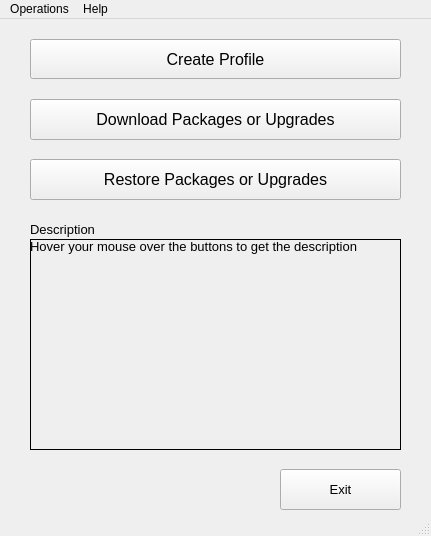
Qt form ui/AptOfflineQtMain.ui (rickysarraf/apt-offline) before a commit.
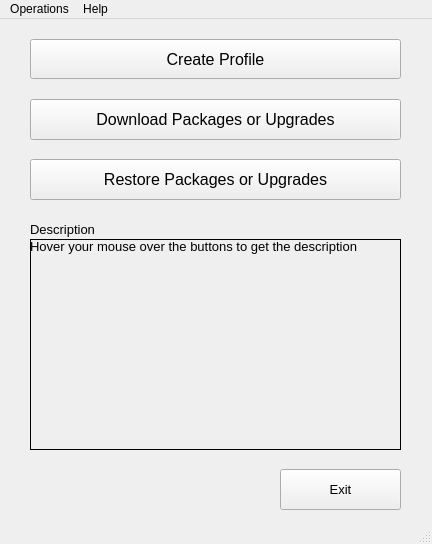
The same form after that commit. Icons and pictures are not drawn.

Commit message:
Created Ui Python files for dialog boxes
Changes:
* Created Ui*.py files for all .ui files
* The Ui*.pu and .ui file for Creating signature is still missing. Needs to be sent my ideamonk

```diff
--- a/ui/AptOfflineQtMain.ui
+++ b/ui/AptOfflineQtMain.ui
@@ -6,8 +6,8 @@
    <rect>
     <x>0</x>
     <y>0</y>
-    <width>431</width>
-    <height>536</height>
+    <width>432</width>
+    <height>544</height>
    </rect>
   </property>
   <property name="windowTitle">
@@ -181,7 +181,7 @@
     <rect>
      <x>0</x>
      <y>0</y>
-     <width>431</width>
+     <width>432</width>
      <height>22</height>
     </rect>
    </property>
```
The commit also changes 7 other files.
